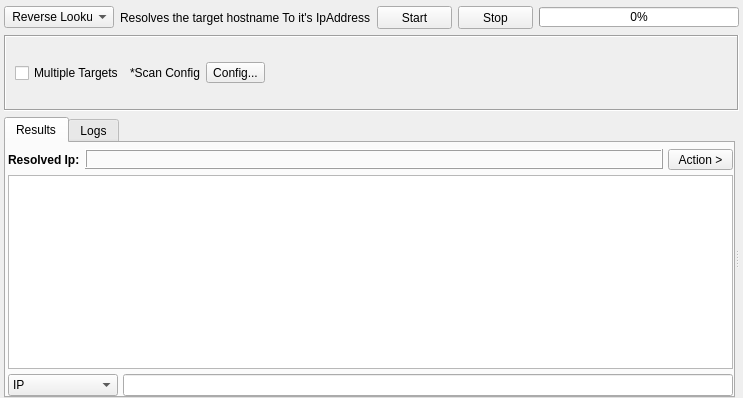
Before: the Qt Designer form sub3suite/src/engines/ip/IP.ui in 3nock/OTE, drawn with Qt 5.
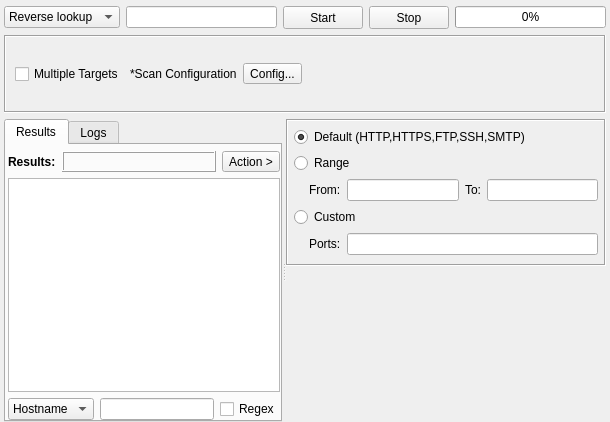
After: the same form once the commit is applied. Custom widgets are drawn as their Qt base class.

Commit message: added port-scanner & ping-scanner for windows

Patch:
```diff
--- a/sub3suite/src/engines/ip/IP.ui
+++ b/sub3suite/src/engines/ip/IP.ui
@@ -1,19 +1,22 @@
 <?xml version="1.0" encoding="UTF-8"?>
 <ui version="4.0">
- <class>Ip</class>
- <widget class="QWidget" name="Ip">
+ <class>IP</class>
+ <widget class="QWidget" name="IP">
   <property name="geometry">
    <rect>
     <x>0</x>
     <y>0</y>
-    <width>728</width>
-    <height>398</height>
+    <width>610</width>
+    <height>422</height>
    </rect>
   </property>
   <property name="windowTitle">
    <string>Form</string>
   </property>
-  <layout class="QVBoxLayout" name="verticalLayout">
+  <property name="styleSheet">
+   <string notr="true"/>
+  </property>
+  <layout class="QVBoxLayout" name="verticalLayout_3">
    <property name="leftMargin">
     <number>4</number>
    </property>
@@ -27,7 +30,7 @@
     <number>0</number>
    </property>
    <item>
-    <layout class="QHBoxLayout" name="horizontalLayout">
+    <layout class="QHBoxLayout" name="horizontalLayout_5">
      <item>
       <widget class="QComboBox" name="comboBoxOption">
        <property name="sizePolicy">
@@ -38,8 +41,8 @@
        </property>
        <property name="minimumSize">
         <size>
-         <width>110</width>
-         <height>21</height>
+         <width>0</width>
+         <height>0</height>
         </size>
        </property>
        <property name="focusPolicy">
@@ -50,35 +53,23 @@
        </property>
        <item>
         <property name="text">
-         <string> Reverse Lookup</string>
+         <string>Reverse lookup</string>
         </property>
        </item>
        <item>
         <property name="text">
-         <string>Osint Reverse Lookup</string>
+         <string>Port Scan</string>
         </property>
        </item>
-      </widget>
-     </item>
      <item>
-      <widget class="QLabel" name="label_details">
        <property name="text">
-        <string>Resolves the target hostname To it's IpAddress</string>
-       </property>
+         <string>Ping Scan</string>
+        </property>
+       </item>
       </widget>
      </item>
      <item>
-      <spacer name="horizontalSpacer">
-       <property name="orientation">
-        <enum>Qt::Horizontal</enum>
-       </property>
-       <property name="sizeHint" stdset="0">
-        <size>
-         <width>40</width>
-         <height>20</height>
-        </size>
-       </property>
-      </spacer>
+      <widget class="QLineEdit" name="lineEditTarget"/>
      </item>
      <item>
       <widget class="QPushButton" name="buttonStart">
@@ -128,14 +119,14 @@
       <widget class="QProgressBar" name="progressBar">
        <property name="minimumSize">
         <size>
-         <width>200</width>
-         <height>20</height>
+         <width>0</width>
+         <height>0</height>
         </size>
        </property>
        <property name="maximumSize">
         <size>
-         <width>200</width>
-         <height>20</height>
+         <width>16777215</width>
+         <height>16777215</height>
         </size>
        </property>
        <property name="styleSheet">
@@ -174,15 +165,12 @@
         <property name="text">
          <string>Multiple Targets</string>
         </property>
-        <property name="checked">
-         <bool>false</bool>
-        </property>
        </widget>
       </item>
       <item>
        <widget class="QLabel" name="label">
         <property name="text">
-         <string>*Scan Config</string>
+         <string>*Scan Configuration</string>
         </property>
        </widget>
       </item>
@@ -191,7 +179,13 @@
         <property name="minimumSize">
          <size>
           <width>0</width>
-          <height>19</height>
+          <height>0</height>
+         </size>
+        </property>
+        <property name="maximumSize">
+         <size>
+          <width>16777215</width>
+          <height>16777215</height>
          </size>
         </property>
         <property name="styleSheet">
@@ -209,7 +203,7 @@
         </property>
         <property name="sizeHint" stdset="0">
          <size>
-          <width>40</width>
+          <width>397</width>
           <height>20</height>
          </size>
         </property>
@@ -223,9 +217,6 @@
      <property name="orientation">
       <enum>Qt::Horizontal</enum>
      </property>
-     <widget class="QWidget" name="layoutWidget">
-      <layout class="QHBoxLayout" name="horizontalLayout_4">
-       <item>
         <widget class="QTabWidget" name="tabWidgetResults">
          <property name="styleSheet">
           <string notr="true"/>
@@ -236,14 +227,11 @@
          <property name="currentIndex">
           <number>0</number>
          </property>
-         <widget class="QWidget" name="tab_results">
+      <widget class="QWidget" name="tabResults">
           <attribute name="title">
            <string>Results</string>
           </attribute>
-          <layout class="QVBoxLayout" name="verticalLayout_23">
-           <property name="spacing">
-            <number>5</number>
-           </property>
+       <layout class="QVBoxLayout" name="verticalLayout">
            <property name="leftMargin">
             <number>2</number>
            </property>
@@ -273,14 +261,14 @@
                 </font>
                </property>
                <property name="text">
-                <string>Resolved Ip:</string>
+             <string>Results:</string>
                </property>
               </widget>
              </item>
              <item>
               <widget class="QLabel" name="labelResultsCount">
                <property name="sizePolicy">
-                <sizepolicy hsizetype="Preferred" vsizetype="Maximum">
+             <sizepolicy hsizetype="Preferred" vsizetype="Preferred">
                  <horstretch>0</horstretch>
                  <verstretch>0</verstretch>
                 </sizepolicy>
@@ -288,13 +276,13 @@
                <property name="minimumSize">
                 <size>
                  <width>0</width>
-                 <height>20</height>
+              <height>0</height>
                 </size>
                </property>
                <property name="maximumSize">
                 <size>
                  <width>16777215</width>
-                 <height>20</height>
+              <height>16777215</height>
                 </size>
                </property>
                <property name="font">
@@ -327,8 +315,8 @@
                </property>
                <property name="minimumSize">
                 <size>
-                 <width>65</width>
-                 <height>20</height>
+              <width>0</width>
+              <height>0</height>
                 </size>
                </property>
                <property name="font">
@@ -376,6 +364,9 @@
              <property name="dragDropOverwriteMode">
               <bool>false</bool>
              </property>
+          <property name="alternatingRowColors">
+           <bool>true</bool>
+          </property>
              <property name="selectionMode">
               <enum>QAbstractItemView::ExtendedSelection</enum>
              </property>
@@ -398,10 +389,10 @@
               <bool>true</bool>
              </attribute>
              <attribute name="horizontalHeaderMinimumSectionSize">
-              <number>100</number>
+           <number>50</number>
              </attribute>
              <attribute name="horizontalHeaderDefaultSectionSize">
-              <number>220</number>
+           <number>150</number>
              </attribute>
              <attribute name="horizontalHeaderShowSortIndicator" stdset="0">
               <bool>true</bool>
@@ -419,7 +410,7 @@
               <number>15</number>
              </attribute>
              <attribute name="verticalHeaderHighlightSections">
-              <bool>false</bool>
+           <bool>true</bool>
              </attribute>
             </widget>
            </item>
@@ -429,18 +420,28 @@
               <widget class="QComboBox" name="comboBoxFilter">
                <property name="minimumSize">
                 <size>
-                 <width>110</width>
+              <width>0</width>
                  <height>0</height>
                 </size>
                </property>
                <item>
                 <property name="text">
-                 <string>IP</string>
+              <string>Hostname</string>
                 </property>
                </item>
                <item>
                 <property name="text">
-                 <string>Subdomains</string>
+              <string>IPv4</string>
+             </property>
+            </item>
+            <item>
+             <property name="text">
+              <string>IPv6</string>
+             </property>
+            </item>
+            <item>
+             <property name="text">
+              <string>Port</string>
                 </property>
                </item>
               </widget>
@@ -448,11 +449,18 @@
              <item>
               <widget class="QLineEdit" name="lineEditFilter"/>
              </item>
+          <item>
+           <widget class="QCheckBox" name="checkBoxRegex">
+            <property name="text">
+             <string>Regex</string>
+            </property>
+           </widget>
+          </item>
             </layout>
            </item>
           </layout>
          </widget>
-         <widget class="QWidget" name="tab_logs">
+      <widget class="QWidget" name="tabLogs">
           <attribute name="title">
            <string>Logs</string>
           </attribute>
@@ -461,7 +469,7 @@
             <number>0</number>
            </property>
            <property name="topMargin">
-            <number>0</number>
+         <number>2</number>
            </property>
            <property name="rightMargin">
             <number>0</number>
@@ -479,17 +487,112 @@
           </layout>
          </widget>
         </widget>
-       </item>
-      </layout>
-     </widget>
      <widget class="QWidget" name="layoutWidget">
+      <layout class="QVBoxLayout" name="verticalLayout_2">
+       <item>
+        <widget class="QFrame" name="framePort">
+         <property name="minimumSize">
+          <size>
+           <width>0</width>
+           <height>0</height>
+          </size>
+         </property>
+         <property name="frameShape">
+          <enum>QFrame::Box</enum>
+         </property>
+         <property name="frameShadow">
+          <enum>QFrame::Sunken</enum>
+         </property>
+         <layout class="QVBoxLayout" name="verticalLayout_4">
+          <property name="leftMargin">
+           <number>6</number>
+          </property>
+          <property name="topMargin">
+           <number>6</number>
+          </property>
+          <property name="rightMargin">
+           <number>6</number>
+          </property>
+          <property name="bottomMargin">
+           <number>9</number>
+          </property>
+          <item>
+           <widget class="QRadioButton" name="radioButtonDefault">
+            <property name="text">
+             <string>Default (HTTP,HTTPS,FTP,SSH,SMTP)</string>
+            </property>
+            <property name="checked">
+             <bool>true</bool>
+            </property>
+           </widget>
+          </item>
+          <item>
+           <widget class="QRadioButton" name="radioButtonRange">
+            <property name="text">
+             <string>Range</string>
+            </property>
+           </widget>
+          </item>
+          <item>
+           <layout class="QHBoxLayout" name="horizontalLayout">
+            <property name="leftMargin">
+             <number>15</number>
+            </property>
+            <item>
+             <widget class="QLabel" name="label_2">
+              <property name="text">
+               <string>From:</string>
+              </property>
+             </widget>
+            </item>
+            <item>
+             <widget class="QLineEdit" name="lineEditFrom"/>
+            </item>
+            <item>
+             <widget class="QLabel" name="label_3">
+              <property name="text">
+               <string>To:</string>
+              </property>
+             </widget>
+            </item>
+            <item>
+             <widget class="QLineEdit" name="lineEditTo"/>
+            </item>
+           </layout>
+          </item>
+          <item>
+           <widget class="QRadioButton" name="radioButtonCustom">
+            <property name="text">
+             <string>Custom</string>
+            </property>
+           </widget>
+          </item>
+          <item>
       <layout class="QHBoxLayout" name="horizontalLayout_3">
+            <property name="leftMargin">
+             <number>15</number>
+            </property>
+            <item>
+             <widget class="QLabel" name="label_4">
+              <property name="text">
+               <string>Ports:</string>
+              </property>
+             </widget>
+            </item>
+            <item>
+             <widget class="QLineEdit" name="lineEditCustom"/>
+            </item>
+           </layout>
+          </item>
+         </layout>
+        </widget>
+       </item>
        <item>
         <widget class="InputWidget" name="targets" native="true">
          <property name="minimumSize">
           <size>
            <width>0</width>
-           <height>100</height>
+           <height>150</height>
           </size>
          </property>
         </widget>
```
Lines whose indentation alone changed are shown as unchanged. The commit also changes 876 other files.
